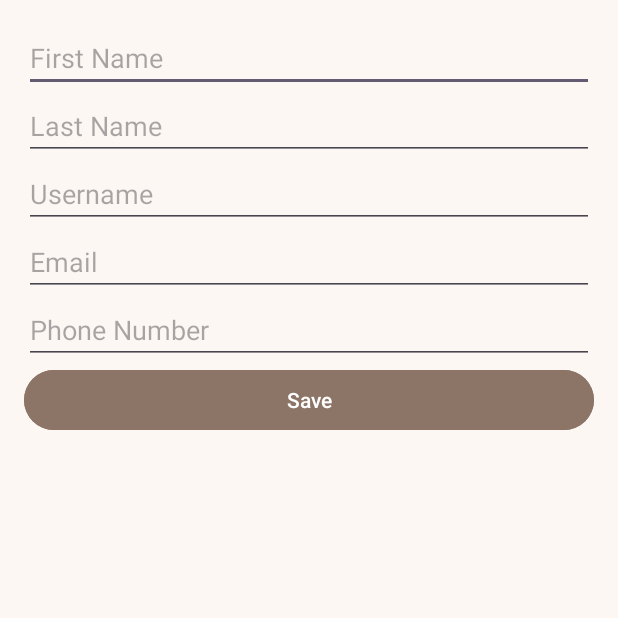
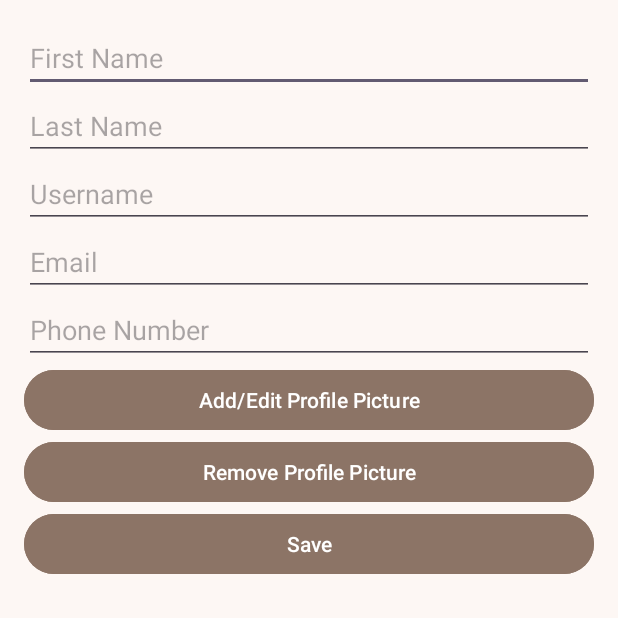
Before and after one commit to CMPUT301F24jobber/QueueUp, an Android app: the EditProfileActivity screen opened directly, with no data from a screen before it, on a phone screen of 412 x 824 dp, the top half of it. Run offline under Robolectric (Android 15) with nearby library versions, the light colour scheme and no system bars; our stand-ins replace CircleImageView, Firebase (no records; nobody signed in at launch, a user with empty details on screens opened directly); 1 statement that could not run was skipped.

Commit message:
add/edit/remove profile pic functionality added

```diff
--- a/app/src/main/res/layout/activity_edit_profile.xml
+++ b/app/src/main/res/layout/activity_edit_profile.xml
@@ -36,6 +36,20 @@
         android:hint="Phone Number" />
 
     <Button
+        android:id="@+id/editPicButton"
+        android:layout_width="match_parent"
+        android:layout_height="wrap_content"
+        android:backgroundTint="#8C7466"
+        android:text="Add/Edit Profile Picture" />
+
+    <Button
+        android:id="@+id/removePicButton"
+        android:layout_width="match_parent"
+        android:layout_height="wrap_content"
+        android:backgroundTint="#8C7466"
+        android:text="Remove Profile Picture" />
+
+    <Button
         android:id="@+id/saveButton"
         android:layout_width="match_parent"
         android:layout_height="wrap_content"
```
Also changed, not shown: app/src/main/java/com/example/queueup/views/profiles/EditProfileActivity.java (+91 -6 lines).
